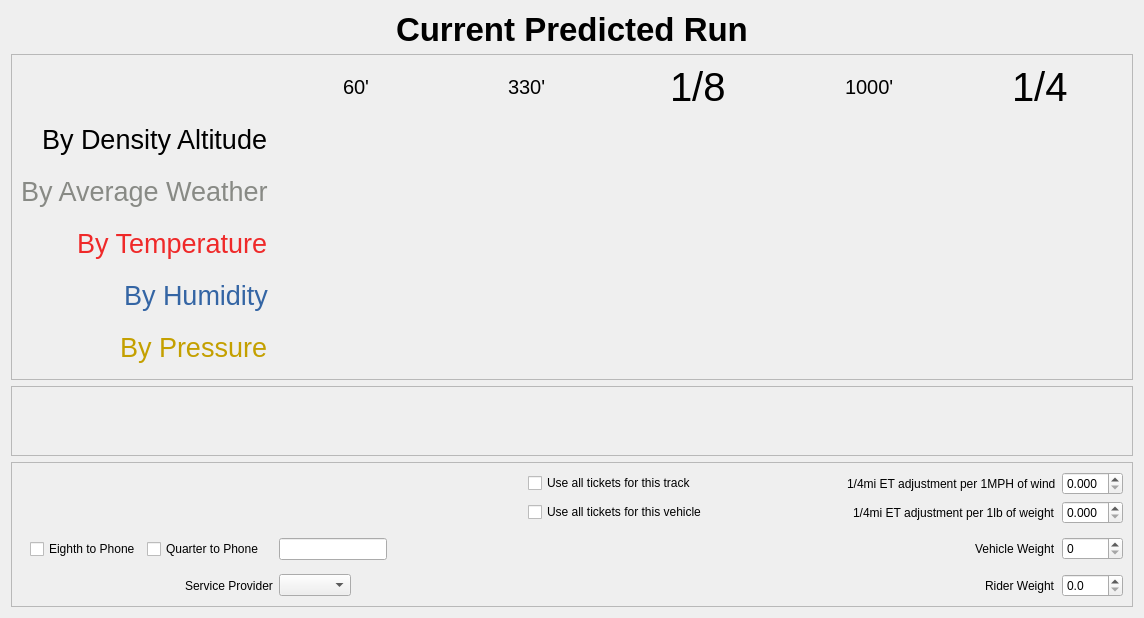
Old version of the form narob-desktop/predictiontab.ui in the repository iforgetware/narob.
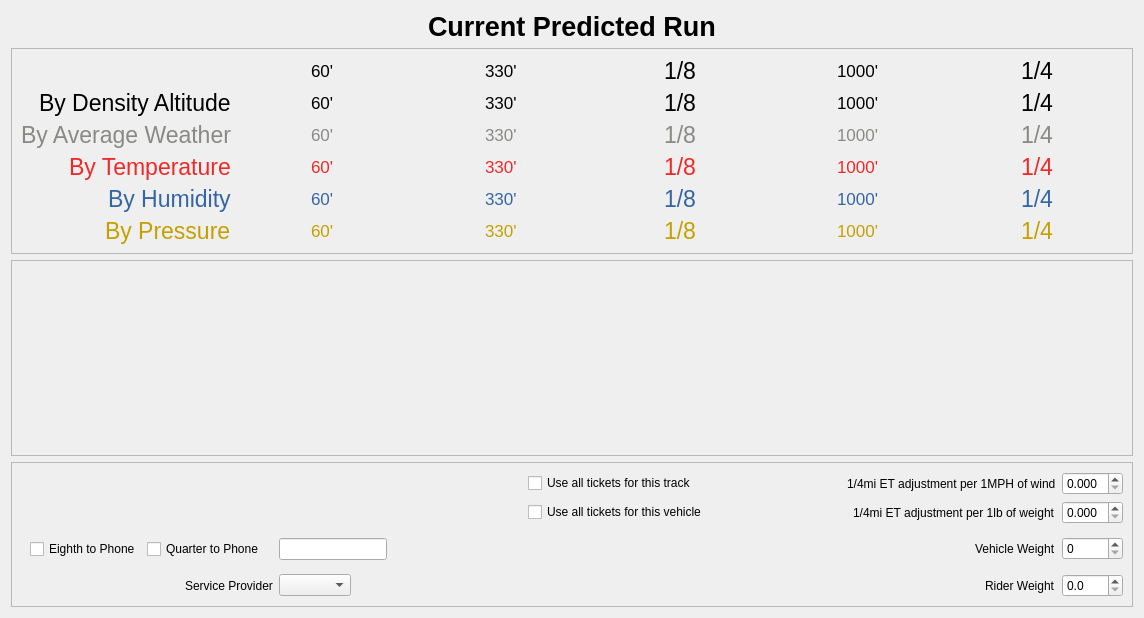
New version of the form. Custom widgets are drawn as their Qt base class.

The edit to the form file:
```diff
--- a/narob-desktop/predictiontab.ui
+++ b/narob-desktop/predictiontab.ui
@@ -35,7 +35,7 @@
     <widget class="QLabel" name="currentPLabel">
      <property name="font">
       <font>
-       <pointsize>25</pointsize>
+       <pointsize>20</pointsize>
        <weight>75</weight>
        <bold>true</bold>
       </font>
@@ -473,7 +473,7 @@
         </property>
         <property name="font">
          <font>
-          <pointsize>20</pointsize>
+          <pointsize>17</pointsize>
          </font>
         </property>
         <property name="text">
@@ -485,11 +485,11 @@
        <widget class="QLabel" name="threeThirtyD">
         <property name="font">
          <font>
-          <pointsize>15</pointsize>
+          <pointsize>13</pointsize>
          </font>
         </property>
         <property name="text">
-         <string/>
+         <string>330'</string>
         </property>
        </widget>
       </item>
@@ -497,7 +497,7 @@
        <widget class="QLabel" name="eighthLabel">
         <property name="font">
          <font>
-          <pointsize>30</pointsize>
+          <pointsize>17</pointsize>
          </font>
         </property>
         <property name="text">
@@ -924,11 +924,11 @@
         </property>
         <property name="font">
          <font>
-          <pointsize>30</pointsize>
+          <pointsize>17</pointsize>
          </font>
         </property>
         <property name="text">
-         <string/>
+         <string>1/8</string>
         </property>
        </widget>
       </item>
@@ -1351,11 +1351,11 @@
         </property>
         <property name="font">
          <font>
-          <pointsize>30</pointsize>
+          <pointsize>17</pointsize>
          </font>
         </property>
         <property name="text">
-         <string/>
+         <string>1/8</string>
         </property>
        </widget>
       </item>
@@ -1778,11 +1778,11 @@
         </property>
         <property name="font">
          <font>
-          <pointsize>15</pointsize>
+          <pointsize>13</pointsize>
          </font>
         </property>
         <property name="text">
-         <string/>
+         <string>1000'</string>
         </property>
        </widget>
       </item>
@@ -2205,11 +2205,11 @@
         </property>
         <property name="font">
          <font>
-          <pointsize>15</pointsize>
+          <pointsize>13</pointsize>
          </font>
         </property>
         <property name="text">
-         <string/>
+         <string>60'</string>
         </property>
        </widget>
       </item>
@@ -2217,11 +2217,11 @@
        <widget class="QLabel" name="quarterD">
         <property name="font">
          <font>
-          <pointsize>30</pointsize>
+          <pointsize>17</pointsize>
          </font>
         </property>
         <property name="text">
-         <string/>
+         <string>1/4</string>
         </property>
        </widget>
       </item>
@@ -2644,11 +2644,11 @@
         </property>
         <property name="font">
          <font>
-          <pointsize>30</pointsize>
+          <pointsize>17</pointsize>
          </font>
         </property>
         <property name="text">
-         <string/>
+         <string>1/8</string>
         </property>
        </widget>
       </item>
@@ -2656,7 +2656,7 @@
        <widget class="QLabel" name="thousandLabel">
         <property name="font">
          <font>
-          <pointsize>15</pointsize>
+          <pointsize>13</pointsize>
          </font>
         </property>
         <property name="text">
@@ -3083,11 +3083,11 @@
         </property>
         <property name="font">
          <font>
-          <pointsize>30</pointsize>
+          <pointsize>17</pointsize>
          </font>
         </property>
         <property name="text">
-         <string/>
+         <string>1/4</string>
         </property>
        </widget>
       </item>
@@ -3095,7 +3095,7 @@
        <widget class="QLabel" name="quarterLabel">
         <property name="font">
          <font>
-          <pointsize>30</pointsize>
+          <pointsize>17</pointsize>
          </font>
         </property>
         <property name="text">
@@ -3522,7 +3522,7 @@
         </property>
         <property name="font">
          <font>
-          <pointsize>20</pointsize>
+          <pointsize>17</pointsize>
          </font>
         </property>
         <property name="text">
@@ -3534,7 +3534,7 @@
        <widget class="QLabel" name="threeThirtyLabel">
         <property name="font">
          <font>
-          <pointsize>15</pointsize>
+          <pointsize>13</pointsize>
          </font>
         </property>
         <property name="text">
@@ -3961,11 +3961,11 @@
         </property>
         <property name="font">
          <font>
-          <pointsize>15</pointsize>
+          <pointsize>13</pointsize>
          </font>
         </property>
         <property name="text">
-         <string/>
+         <string>330'</string>
         </property>
        </widget>
       </item>
@@ -4388,11 +4388,11 @@
         </property>
         <property name="font">
          <font>
-          <pointsize>15</pointsize>
+          <pointsize>13</pointsize>
          </font>
         </property>
         <property name="text">
-         <string/>
+         <string>330'</string>
         </property>
        </widget>
       </item>
@@ -4815,11 +4815,11 @@
         </property>
         <property name="font">
          <font>
-          <pointsize>30</pointsize>
+          <pointsize>17</pointsize>
          </font>
         </property>
         <property name="text">
-         <string/>
+         <string>1/8</string>
         </property>
        </widget>
       </item>
@@ -4827,11 +4827,11 @@
        <widget class="QLabel" name="sixtyD">
         <property name="font">
          <font>
-          <pointsize>15</pointsize>
+          <pointsize>13</pointsize>
          </font>
         </property>
         <property name="text">
-         <string/>
+         <string>60'</string>
         </property>
        </widget>
       </item>
@@ -5254,11 +5254,11 @@
         </property>
         <property name="font">
          <font>
-          <pointsize>15</pointsize>
+          <pointsize>13</pointsize>
          </font>
         </property>
         <property name="text">
-         <string/>
+         <string>1000'</string>
         </property>
        </widget>
       </item>
@@ -5681,11 +5681,11 @@
         </property>
         <property name="font">
          <font>
-          <pointsize>15</pointsize>
+          <pointsize>13</pointsize>
          </font>
         </property>
         <property name="text">
-         <string/>
+         <string>60'</string>
         </property>
        </widget>
       </item>
@@ -5693,11 +5693,11 @@
        <widget class="QLabel" name="thousandD">
         <property name="font">
          <font>
-          <pointsize>15</pointsize>
+          <pointsize>13</pointsize>
          </font>
         </property>
         <property name="text">
-         <string/>
+         <string>1000'</string>
         </property>
        </widget>
       </item>
@@ -6120,11 +6120,11 @@
         </property>
         <property name="font">
          <font>
-          <pointsize>15</pointsize>
+          <pointsize>13</pointsize>
          </font>
         </property>
         <property name="text">
-         <string/>
+         <string>1000'</string>
         </property>
        </widget>
       </item>
@@ -6547,11 +6547,11 @@
         </property>
         <property name="font">
          <font>
-          <pointsize>15</pointsize>
+          <pointsize>13</pointsize>
          </font>
         </property>
         <property name="text">
-         <string/>
+         <string>60'</string>
         </property>
        </widget>
       </item>
@@ -6974,11 +6974,11 @@
         </property>
         <property name="font">
          <font>
-          <pointsize>15</pointsize>
+          <pointsize>13</pointsize>
          </font>
         </property>
         <property name="text">
-         <string/>
+         <string>330'</string>
         </property>
        </widget>
       </item>
@@ -7401,7 +7401,7 @@
         </property>
         <property name="font">
          <font>
-          <pointsize>20</pointsize>
+          <pointsize>17</pointsize>
          </font>
         </property>
         <property name="text">
@@ -7413,7 +7413,7 @@
        <widget class="QLabel" name="sixtyLabel">
         <property name="font">
          <font>
-          <pointsize>15</pointsize>
+          <pointsize>13</pointsize>
          </font>
         </property>
         <property name="text">
@@ -7425,7 +7425,7 @@
        <widget class="QLabel" name="densityALabel">
         <property name="font">
          <font>
-          <pointsize>20</pointsize>
+          <pointsize>17</pointsize>
          </font>
         </property>
         <property name="text">
@@ -7852,11 +7852,11 @@
         </property>
         <property name="font">
          <font>
-          <pointsize>15</pointsize>
+          <pointsize>13</pointsize>
          </font>
         </property>
         <property name="text">
-         <string/>
+         <string>1000'</string>
         </property>
        </widget>
       </item>
@@ -8279,11 +8279,11 @@
         </property>
         <property name="font">
          <font>
-          <pointsize>30</pointsize>
+          <pointsize>17</pointsize>
          </font>
         </property>
         <property name="text">
-         <string/>
+         <string>1/4</string>
         </property>
        </widget>
       </item>
@@ -8706,11 +8706,11 @@
         </property>
         <property name="font">
          <font>
-          <pointsize>15</pointsize>
+          <pointsize>13</pointsize>
          </font>
         </property>
         <property name="text">
-         <string/>
+         <string>330'</string>
         </property>
        </widget>
       </item>
@@ -8718,11 +8718,11 @@
        <widget class="QLabel" name="eighthD">
         <property name="font">
          <font>
-          <pointsize>30</pointsize>
+          <pointsize>17</pointsize>
          </font>
         </property>
         <property name="text">
-         <string/>
+         <string>1/8</string>
         </property>
        </widget>
       </item>
@@ -9145,7 +9145,7 @@
         </property>
         <property name="font">
          <font>
-          <pointsize>20</pointsize>
+          <pointsize>17</pointsize>
          </font>
         </property>
         <property name="text">
@@ -9572,11 +9572,11 @@
         </property>
         <property name="font">
          <font>
-          <pointsize>15</pointsize>
+          <pointsize>13</pointsize>
          </font>
         </property>
         <property name="text">
-         <string/>
+         <string>60'</string>
         </property>
        </widget>
       </item>
@@ -9999,11 +9999,11 @@
         </property>
         <property name="font">
          <font>
-          <pointsize>30</pointsize>
+          <pointsize>17</pointsize>
          </font>
         </property>
         <property name="text">
-         <string/>
+         <string>1/4</string>
         </property>
        </widget>
       </item>
@@ -10426,11 +10426,11 @@
         </property>
         <property name="font">
          <font>
-          <pointsize>30</pointsize>
+          <pointsize>17</pointsize>
          </font>
         </property>
         <property name="text">
-         <string/>
+         <string>1/4</string>
         </property>
        </widget>
       </item>
```
